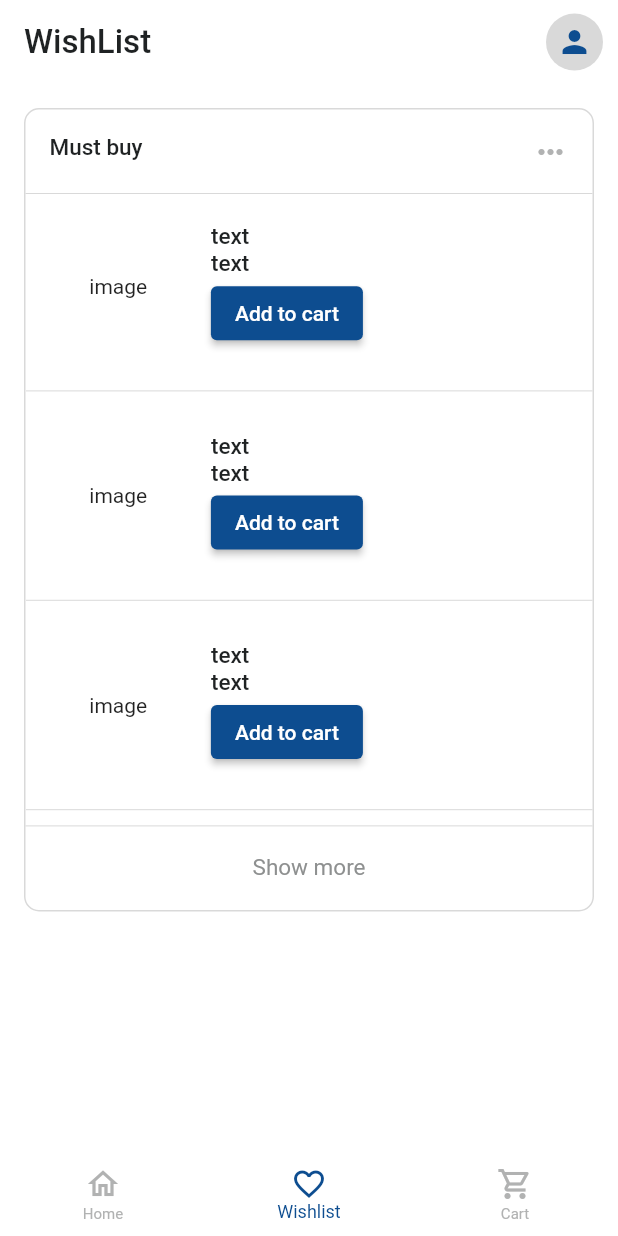
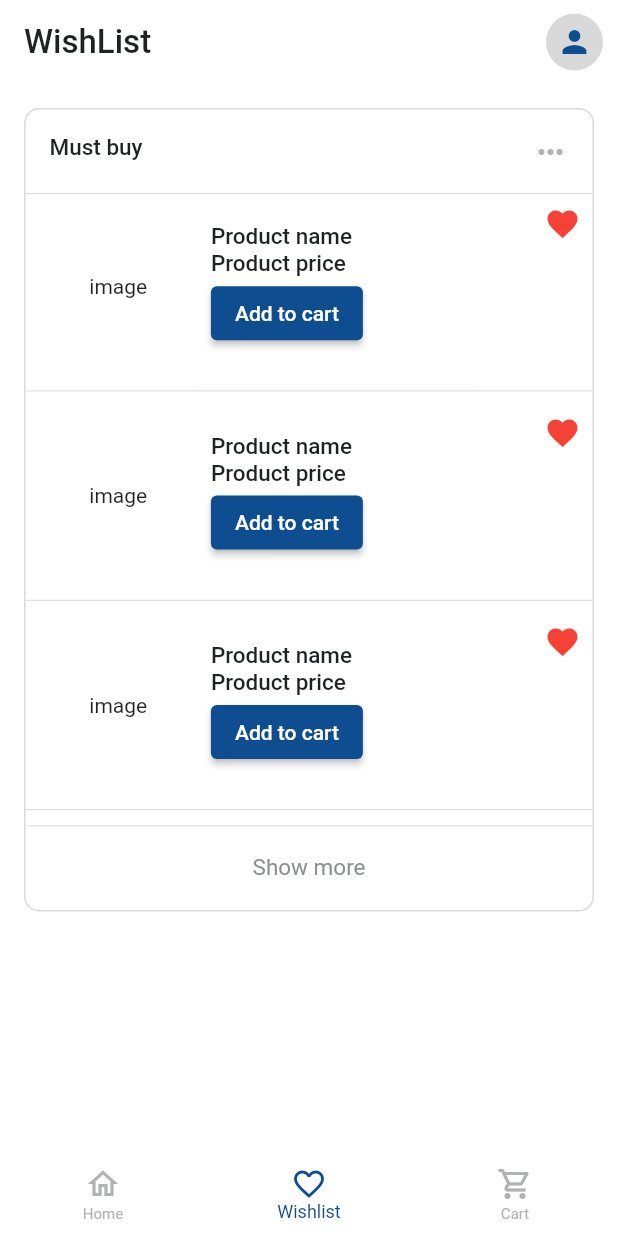
Before and after one commit to Stephen-Essoun/E-Commerce, a Flutter app: the screen it shows after launch, item 2 of the bottom bar chosen, on a phone screen of 412 x 824 dp. Run offline on Flutter 3.47's test engine with Material 2 defaults, Android fonts, the phone set to English and light mode, and no system bars; drawn by our look-alikes of badges; our stand-ins replace flutter_spinkit; network calls fail.

Commit message:
wishlist favorite icn added

```diff
--- a/lib/utils/widgets/wish_list_tile.dart
+++ b/lib/utils/widgets/wish_list_tile.dart
@@ -23,7 +23,7 @@ class WishListTile extends StatelessWidget {
               AspectRatio(
                 aspectRatio: 1,
                 child: Container(
-                    decoration:const BoxDecoration(
+                    decoration: const BoxDecoration(
                         // image: DecorationImage(
                         //   fit: BoxFit.cover,
                         //   image: NetworkImage(widget.cart.image[0]),
@@ -35,11 +35,22 @@ class WishListTile extends StatelessWidget {
                 mainAxisAlignment: MainAxisAlignment.center,
                 crossAxisAlignment: CrossAxisAlignment.start,
                 children: [
-                  MText(text: 'text'),
-                  MText(text: 'text'),
-                  ElevatedButton(onPressed: () {}, child: const Text('Add to cart'))
+                  MText(text: 'Product name'),
+                  MText(text: 'Product price'),
+                  ElevatedButton(
+                      onPressed: () {}, child: const Text('Add to cart'))
                 ],
               ),
+              const Spacer(),
+              const Align(
+                  alignment: Alignment.topRight,
+                  child: Padding(
+                    padding: EdgeInsets.all(8.0),
+                    child: Icon(
+                      Icons.favorite,
+                      color: Colors.red,
+                    ),
+                  ))
             ],
           ),
         ),
```
